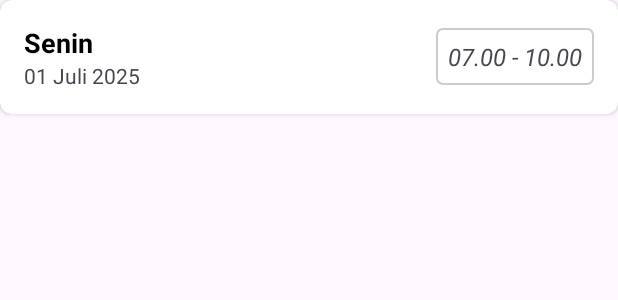
After one commit to FrankStein31/Poin-Pelanggaran-Siswa, an Android app: the layout item_jadwal_saya.xml on its own in the app's theme, with its tools: preview values and no code run, on a phone screen of 412 x 824 dp. The commit adds this screen. Shown: the top 300 px of the screen. Run offline under Robolectric (Android 15) with nearby library versions, the phone set to English and light mode, and no system bars.

Commit message:
add JadwalSayaActivity and related XML layouts; implement schedule retrieval and display

```diff
--- a/app/src/main/AndroidManifest.xml
+++ b/app/src/main/AndroidManifest.xml
@@ -31,6 +31,9 @@
         android:supportsRtl="true"
         android:theme="@style/Theme.LA"
         tools:targetApi="31">
+        <activity
+            android:name=".JadwalSayaActivity"
+            android:exported="false" />
         <activity
             android:name=".RiwayatDetailActivity"
             android:exported="false" />
--- /dev/null
+++ b/app/src/main/res/layout/item_jadwal_saya.xml
@@ -0,0 +1,50 @@
+<?xml version="1.0" encoding="utf-8"?>
+<androidx.cardview.widget.CardView
+    xmlns:android="http://schemas.android.com/apk/res/android"
+    xmlns:app="http://schemas.android.com/apk/res-auto"
+    android:layout_width="match_parent"
+    android:layout_height="wrap_content"
+    app:cardCornerRadius="8dp"
+    app:cardElevation="2dp">
+
+    <LinearLayout
+        android:layout_width="match_parent"
+        android:layout_height="wrap_content"
+        android:orientation="horizontal"
+        android:padding="16dp"
+        android:gravity="center_vertical">
+
+        <LinearLayout
+            android:layout_width="0dp"
+            android:layout_height="wrap_content"
+            android:layout_weight="1"
+            android:orientation="vertical">
+
+            <TextView
+                android:id="@+id/tvHari"
+                android:layout_width="wrap_content"
+                android:layout_height="wrap_content"
+                android:text="Senin"
+                android:textSize="18sp"
+                android:textStyle="bold"
+                android:textColor="@android:color/black"/>
+
+            <TextView
+                android:id="@+id/tvTanggal"
+                android:layout_width="wrap_content"
+                android:layout_height="wrap_content"
+                android:text="01 Juli 2025"
+                android:textSize="14sp"/>
+        </LinearLayout>
+
+        <TextView
+            android:id="@+id/tvJam"
+            android:layout_width="wrap_content"
+            android:layout_height="wrap_content"
+            android:text="07.00 - 10.00"
+            android:textSize="16sp"
+            android:textStyle="italic"
+            android:background="@drawable/spinner_background"
+            android:padding="8dp"/>
+    </LinearLayout>
+</androidx.cardview.widget.CardView>
```
Also changed, not shown: app/src/main/java/fidya/ardani/la/DashboardGuruPiketActivity.kt (+8 -6 lines), app/src/main/java/fidya/ardani/la/JadwalSayaActivity.kt (added, +215 -0 lines), app/src/main/java/fidya/ardani/la/TambahDataSiswaActivity.kt (+3 -33 lines), app/src/main/res/layout/activity_jadwal_saya.xml (added, +28 -0 lines).
